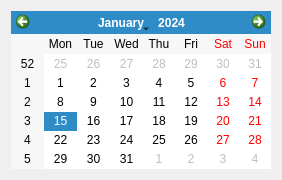
Old version of the form src-app/ui/calendar.ui in the repository dsaiko/qwatch.
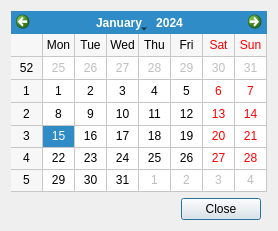
New version of the form.

Commit message: Changing dialog layouts, adding update dialog

```diff
--- a/src-app/ui/calendar.ui
+++ b/src-app/ui/calendar.ui
@@ -6,16 +6,44 @@
    <rect>
     <x>0</x>
     <y>0</y>
-    <width>282</width>
-    <height>180</height>
+    <width>257</width>
+    <height>231</height>
    </rect>
   </property>
   <property name="windowTitle">
    <string>Calendar</string>
   </property>
-  <layout class="QVBoxLayout" name="verticalLayout">
+  <layout class="QHBoxLayout" name="horizontalLayout">
    <item>
-    <widget class="QCalendarWidget" name="calendarWidget"/>
+    <layout class="QGridLayout" name="gridLayout">
+     <item row="1" column="1">
+      <widget class="QPushButton" name="pushButton">
+       <property name="text">
+        <string>Close</string>
+       </property>
+      </widget>
+     </item>
+     <item row="1" column="0">
+      <spacer name="horizontalSpacer">
+       <property name="orientation">
+        <enum>Qt::Horizontal</enum>
+       </property>
+       <property name="sizeHint" stdset="0">
+        <size>
+         <width>40</width>
+         <height>20</height>
+        </size>
+       </property>
+      </spacer>
+     </item>
+     <item row="0" column="0" colspan="3">
+      <widget class="QCalendarWidget" name="calendarWidget">
+       <property name="gridVisible">
+        <bool>true</bool>
+       </property>
+      </widget>
+     </item>
+    </layout>
    </item>
   </layout>
  </widget>
```
The commit also changes 31 other files.
